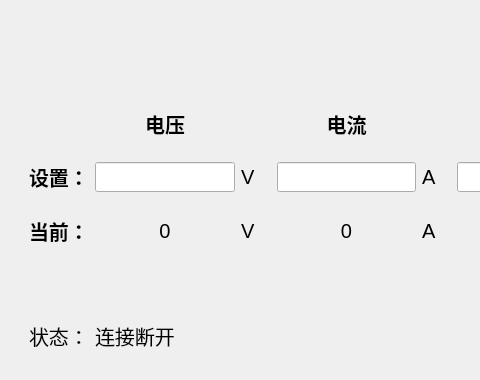
Qt form widget.ui (ryanwong1999/GreenCharge_Qt) before a commit; both pictures show x 0 to 480 and y 0 to 380 of the 790 by 380 pixel window.
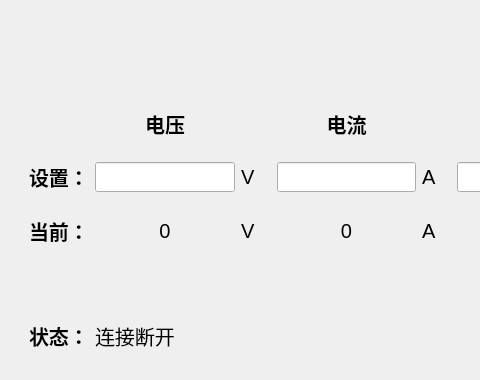
The same form after that commit. Icons and pictures are not drawn. Custom widgets are drawn as their Qt base class.

Patch:
```diff
--- a/widget.ui
+++ b/widget.ui
@@ -517,6 +517,8 @@
               <property name="font">
                <font>
                 <pointsize>15</pointsize>
+                <weight>75</weight>
+                <bold>true</bold>
                </font>
               </property>
               <property name="text">
```
